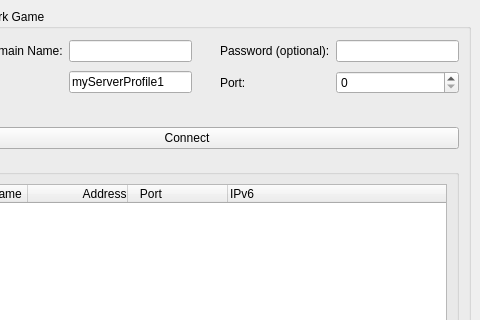
The window that src/gui/qt/joinnetworkgamedialog.ui (pokerth/pokerth) describes before a commit, drawn with Qt 5; both pictures show x 106 to 586 and y 0 to 320 of the 586 by 458 pixel window.
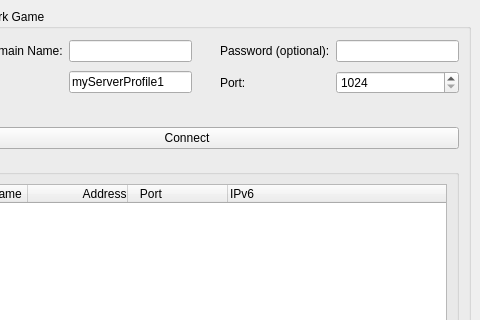
The same window after the commit.

The edit to the form file:
```diff
--- a/src/gui/qt/joinnetworkgamedialog.ui
+++ b/src/gui/qt/joinnetworkgamedialog.ui
@@ -131,7 +131,14 @@
        </widget>
       </item>
       <item row="1" column="4" >
-       <widget class="QSpinBox" name="spinBox_port" />
+       <widget class="QSpinBox" name="spinBox_port" >
+        <property name="maximum" >
+         <number>65535</number>
+        </property>
+        <property name="minimum" >
+         <number>1024</number>
+        </property>
+       </widget>
       </item>
       <item row="1" column="3" >
        <widget class="QLabel" name="label_2" >
```
